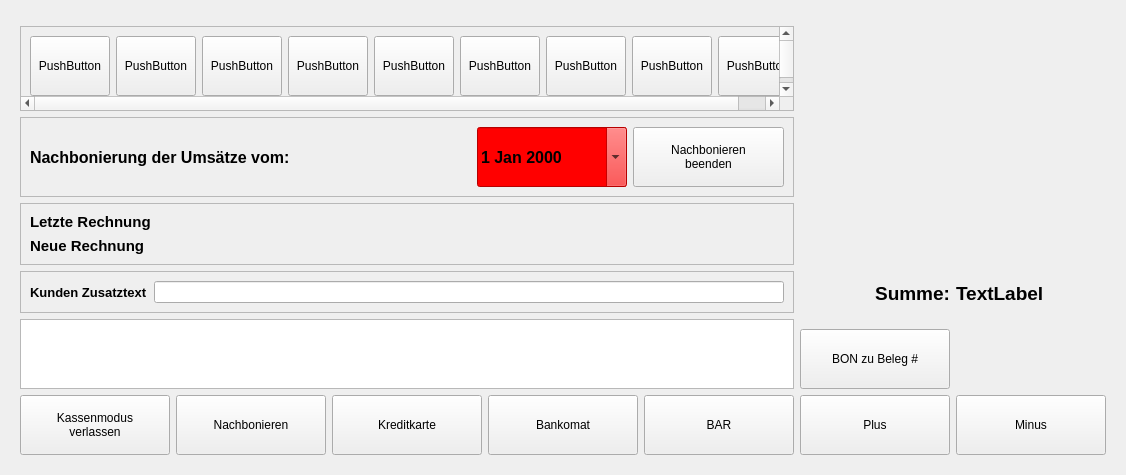
Old version of the form src/ui/qrkregister.ui in the repository todvora/qrk-registrier-kasse.
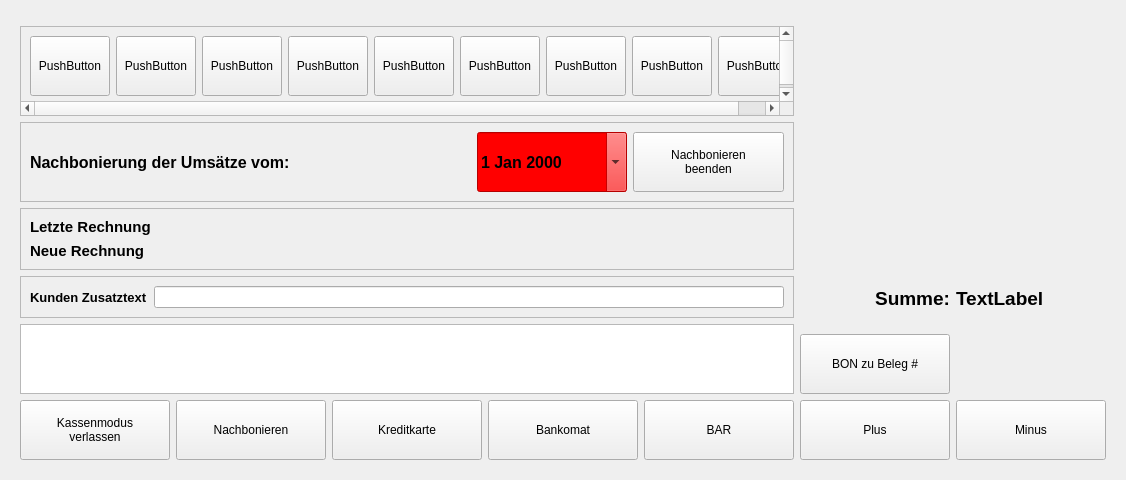
New version of the form. Icons and pictures are not drawn.

Patch:
```diff
--- a/src/ui/qrkregister.ui
+++ b/src/ui/qrkregister.ui
@@ -7,7 +7,7 @@
     <x>0</x>
     <y>0</y>
     <width>1126</width>
-    <height>415</height>
+    <height>461</height>
    </rect>
   </property>
   <property name="windowTitle">
@@ -36,13 +36,13 @@
             <property name="minimumSize">
              <size>
               <width>0</width>
-              <height>85</height>
+              <height>90</height>
              </size>
             </property>
             <property name="maximumSize">
              <size>
               <width>16777215</width>
-              <height>90</height>
+              <height>100</height>
              </size>
             </property>
             <property name="widgetResizable">
@@ -51,7 +51,7 @@
             <widget class="QWidget" name="scrollAreaWidgetContents">
              <property name="geometry">
               <rect>
-               <x>-64</x>
+               <x>0</x>
                <y>0</y>
                <width>822</width>
                <height>72</height>
```
